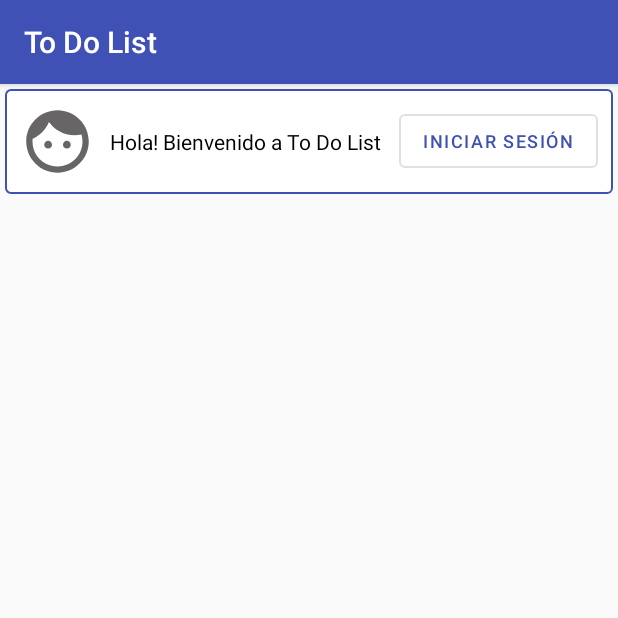
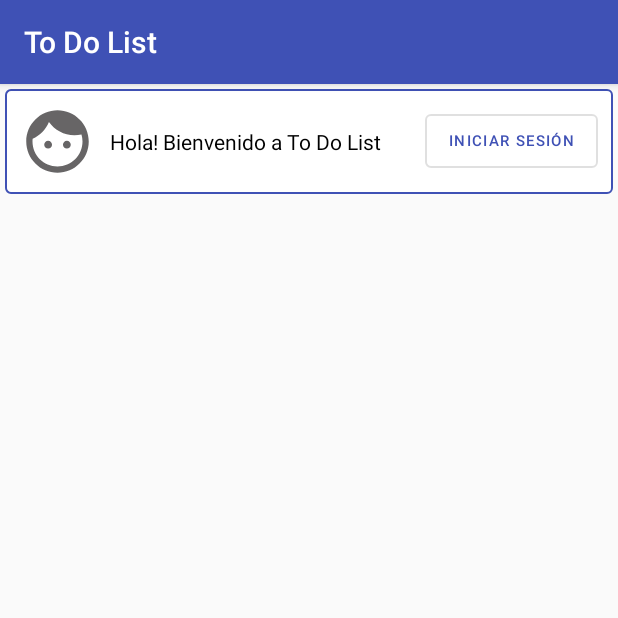
Before and after one commit to carlosesteven/To_Do_List, an Android app: the screen it shows after launch (ListaTareas), on a phone screen of 412 x 824 dp, the top half of it. Run offline under Robolectric (Android 15) with nearby library versions, the phone set to English and light mode, and no system bars; our stand-ins replace Picasso, Room's generated code, RxJava.

Commit message:
LOGIN CON GOOGLE INCLUIDO

```diff
--- a/app/src/main/AndroidManifest.xml
+++ b/app/src/main/AndroidManifest.xml
@@ -2,6 +2,8 @@
 <manifest xmlns:android="http://schemas.android.com/apk/res/android"
     xmlns:tools="http://schemas.android.com/tools"
     package="csc.app.todolist">
+
+    <uses-permission android:name="android.permission.INTERNET" />
 
     <application
         android:allowBackup="true"
--- a/app/src/main/java/csc/app/todolist/interfaz/activity/ListaTareas.java
+++ b/app/src/main/java/csc/app/todolist/interfaz/activity/ListaTareas.java
@@ -36,6 +36,7 @@ public class ListaTareas extends AppCompatActivity {
     private ImageView user_foto;
     private TextView user_nombre;
     private MaterialButton user_btn;
+    private MaterialButton user_btn_cerrar;
 
     @Override
     protected void onCreate(Bundle savedInstanceState) {
@@ -45,9 +46,13 @@ public class ListaTareas extends AppCompatActivity {
         TextView no_tareas = findViewById( R.id.error_no_tareas );
         user_foto = findViewById( R.id.user_foto );
         user_nombre = findViewById( R.id.user_nombre );
-        user_btn = findViewById( R.id.user_btn );
+        user_btn = findViewById( R.id.user_btn_inicio);
         user_btn.setOnClickListener(
                 view -> startActivity( new Intent( getBaseContext(), Autenticacion.class ) )
+        );
+        user_btn_cerrar = findViewById(R.id.user_btn_cerrar);
+        user_btn_cerrar.setOnClickListener(
+                view -> cerrarSesion()
         );
 
         RvTareas = findViewById( R.id.listaTareas );
@@ -85,6 +90,15 @@ public class ListaTareas extends AppCompatActivity {
 
     }
 
+    private void cerrarSesion() {
+        SharedPreferences sharedPrefs = PreferenceManager.getDefaultSharedPreferences(this);
+        SharedPreferences.Editor editor = sharedPrefs.edit();
+        editor.putString("user_foto", null);
+        editor.putString("user_nombre", null);
+        editor.apply();
+        validarAutenticacion();
+    }
+
     private void validarAutenticacion()
     {
         SharedPreferences sharedPrefs = PreferenceManager.getDefaultSharedPreferences(this);
@@ -96,11 +110,17 @@ public class ListaTareas extends AppCompatActivity {
         {
             userNombre = "Hola " + userNombre + "!";
             user_nombre.setText( userNombre );
-            Picasso.get().load(userFoto).into(user_foto);
+            Picasso.get()
+                    .load(userFoto)
+                    .error( R.drawable.ic_user )
+                    .into(user_foto);
             user_btn.setVisibility( View.GONE );
-            Log.d("csc-debug", userFoto);
+            user_btn_cerrar.setVisibility( View.VISIBLE );
         }else{
+            user_nombre.setText( getString(R.string.alert_no_auth) );
             user_btn.setVisibility( View.VISIBLE );
+            user_btn_cerrar.setVisibility( View.GONE );
+            user_foto.setImageResource( R.drawable.ic_user );
         }
     }
 
--- a/app/src/main/res/layout/activity_main.xml
+++ b/app/src/main/res/layout/activity_main.xml
@@ -5,7 +5,7 @@
     android:layout_width="match_parent"
     android:layout_height="match_parent"
     tools:context=".interfaz.activity.ListaTareas"
-    tools:ignore="ContentDescription"
+    tools:ignore="ContentDescription,SpUsage"
     >
 
     <LinearLayout
@@ -37,7 +37,7 @@
             android:layout_height="wrap_content"
 
             android:layout_marginStart="10dp"
-            android:text="@string/txt_no_auth"
+            android:text="@string/alert_no_auth"
             />
 
         <View
@@ -46,13 +46,24 @@
             android:layout_weight="1" />
 
         <com.google.android.material.button.MaterialButton
-            android:id="@+id/user_btn"
+            android:id="@+id/user_btn_inicio"
             android:layout_width="wrap_content"
             android:layout_height="wrap_content"
             style="@style/Widget.MaterialComponents.Button.OutlinedButton"
 
-            android:textSize="12sp"
+            android:textSize="10dp"
             android:text="@string/btn_iniciar_sesion"
+            />
+
+        <com.google.android.material.button.MaterialButton
+            android:id="@+id/user_btn_cerrar"
+            android:layout_width="wrap_content"
+            android:layout_height="wrap_content"
+            style="@style/Widget.MaterialComponents.Button.OutlinedButton"
+
+            android:textSize="10dp"
+            android:text="@string/btn_cerrar_sesion"
+            android:visibility="gone"
             />
     </LinearLayout>
 
--- a/app/src/main/res/values/strings.xml
+++ b/app/src/main/res/values/strings.xml
@@ -13,7 +13,8 @@
     <string name="default_web_client_id">AIzaSyA8Z6pFA4GXfziJMTZH2reZ_1mSZ_Zv5Fo</string>
     -->
     <string name="btn_iniciar_sesion">Iniciar Sesión</string>
-    <string name="txt_no_auth">Hola! Bienvenido a To Do List</string>
+    <string name="alert_no_auth">Hola! Bienvenido a To Do List</string>
     <string name="alert_no_tareas">Sin Tareas</string>
+    <string name="btn_cerrar_sesion">Cerrar Sesión</string>
 
 </resources>
```
Also changed, not shown: app/src/main/java/csc/app/todolist/interfaz/activity/Autenticacion.java (+13 -5 lines), app/src/main/java/csc/app/todolist/interfaz/activity/MostrarTarea.java (+8 -4 lines).
